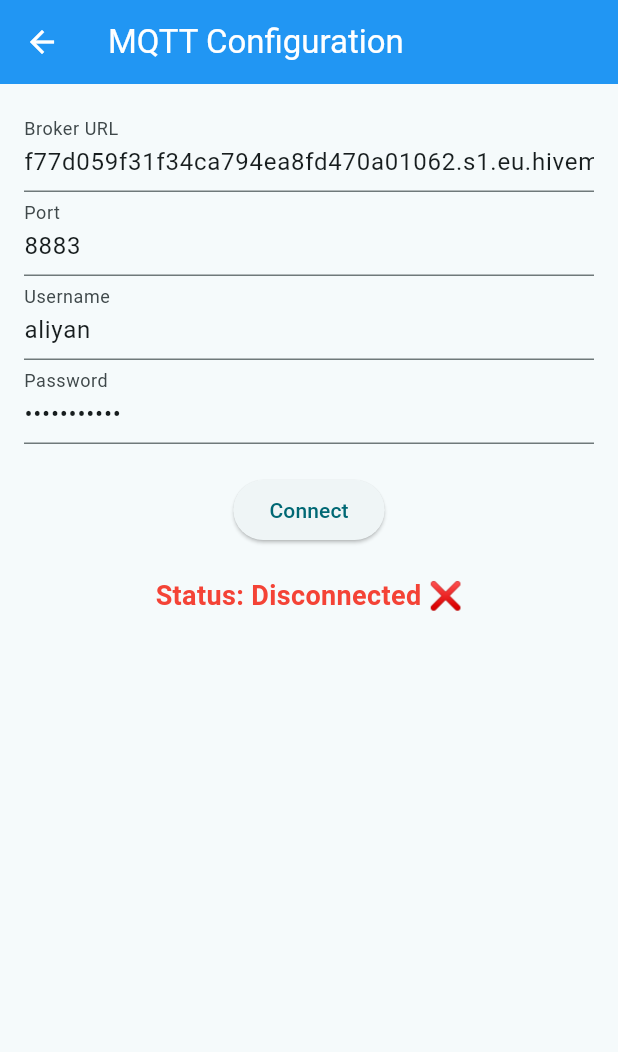
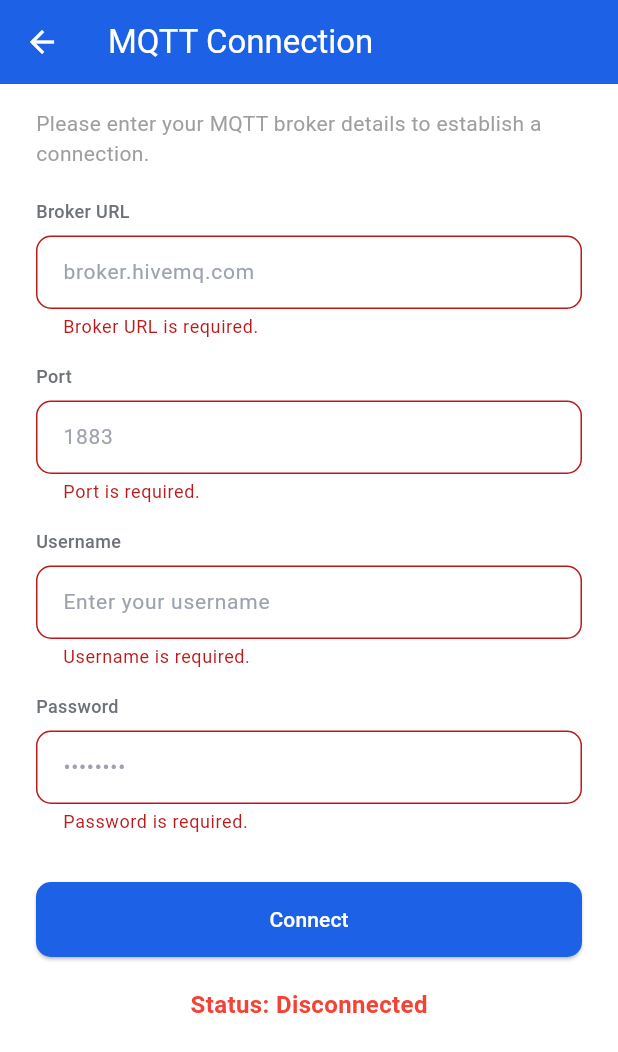
Before and after one commit to aliyansajid/rotorsync-admin, a Flutter app: the MqttScreen screen opened directly, after a tap on "Connect", on a phone screen of 412 x 824 dp. Shown: the top 1052 px of the screen. Run offline on Flutter 3.47's test engine with Material 3 defaults, Android fonts, the phone set to English and light mode, and no system bars; our stand-ins replace cloud_firestore, firebase_auth, firebase_core; missing offline and left inert: mqtt_client; accounts and stored records are empty.

```diff
--- a/lib/screens/mqtt_screen.dart
+++ b/lib/screens/mqtt_screen.dart
@@ -1,6 +1,5 @@
 import 'package:flutter/material.dart';
-import 'package:mqtt_client/mqtt_client.dart';
-import 'package:mqtt_client/mqtt_server_client.dart';
+import '../services/mqtt_service.dart'; // Import the MQTTService class
 
 class MqttScreen extends StatefulWidget {
   const MqttScreen({Key? key}) : super(key: key);
@@ -10,123 +9,249 @@ class MqttScreen extends StatefulWidget {
 }
 
 class _MqttScreenState extends State<MqttScreen> {
-  final TextEditingController brokerController = TextEditingController(
-      text: "f77d059f31f34ca794ea8fd470a01062.s1.eu.hivemq.cloud");
-  final TextEditingController portController =
-      TextEditingController(text: "8883");
-  final TextEditingController usernameController =
-      TextEditingController(text: "aliyan");
-  final TextEditingController passwordController =
-      TextEditingController(text: "Aliyan2003#");
+  final TextEditingController brokerController = TextEditingController();
+  final TextEditingController portController = TextEditingController();
+  final TextEditingController usernameController = TextEditingController();
+  final TextEditingController passwordController = TextEditingController();
 
-  MqttServerClient? client;
-  String connectionStatus = "Disconnected ❌";
+  final GlobalKey<FormState> _formKey = GlobalKey<FormState>();
+  bool _isLoading = false;
+
+  final MQTTService _mqttService = MQTTService();
+
+  @override
+  void initState() {
+    super.initState();
+    _updateConnectionStatus();
+  }
+
+  void _updateConnectionStatus() {
+    setState(() {
+      _isLoading = false;
+    });
+  }
 
   Future<void> connectMQTT() async {
+    setState(() {
+      _isLoading = true;
+    });
+
+    if (!_formKey.currentState!.validate()) {
+      setState(() {
+        _isLoading = false;
+      });
+      return;
+    }
+
     String broker = brokerController.text.trim();
     int port = int.tryParse(portController.text) ?? 8883;
     String username = usernameController.text.trim();
     String password = passwordController.text.trim();
 
-    // Remove invalid prefixes
-    broker = broker.replaceAll(RegExp(r'^(https://|mqtt://)'), '');
+    await _mqttService.connect(broker, port, username, password);
+    _updateConnectionStatus();
+  }
 
-    client = MqttServerClient(broker, '');
-    client!.port = port;
-    client!.secure = true; // Enable TLS
-    client!.keepAlivePeriod = 30; // Keep alive
-    client!.logging(on: true);
-
-    // Set MQTT v3.1.1 (same as HiveMQ Cloud)
-    client!.setProtocolV311();
-
-    // Callbacks
-    client!.onConnected = () {
-      setState(() {
-        connectionStatus = "Connected ✅";
-      });
-      print("✅ MQTT Connected!");
-    };
-
-    client!.onDisconnected = () {
-      setState(() {
-        connectionStatus = "Disconnected ❌";
-      });
-      print("❌ MQTT Disconnected!");
-    };
-
-    // Connection message with unique client ID
-    final connMessage = MqttConnectMessage()
-        .withClientIdentifier(
-            'flutter_client_${DateTime.now().millisecondsSinceEpoch}')
-        .authenticateAs(username, password)
-        .keepAliveFor(30)
-        .startClean()
-        .withWillQos(MqttQos.atLeastOnce);
-
-    client!.connectionMessage = connMessage;
-
-    try {
-      print("🔌 Connecting to broker: $broker on port $port...");
-      await client!.connect();
-    } catch (e) {
-      setState(() {
-        connectionStatus = "Failed to connect ❌";
-      });
-      print("⚠️ Connection failed: $e");
-      client!.disconnect();
-    }
+  void disconnectMQTT() {
+    _mqttService.disconnect();
+    _updateConnectionStatus();
   }
 
   @override
   Widget build(BuildContext context) {
-    return Scaffold(
+    return GestureDetector(
+      onTap: () => FocusScope.of(context).unfocus(),
+      child: Scaffold(
+        backgroundColor: Colors.white,
         appBar: AppBar(
-        title: const Text("MQTT Configuration"),
-        backgroundColor: Colors.blue,
+          title: const Text("MQTT Connection"),
+          backgroundColor: const Color(0xFF1D61E7),
           foregroundColor: Colors.white,
         ),
-      body: Padding(
-        padding: const EdgeInsets.all(16.0),
+        body: SingleChildScrollView(
+          child: Padding(
+            padding:
+                const EdgeInsets.symmetric(horizontal: 24.0, vertical: 16.0),
+            child: Form(
+              key: _formKey,
               child: Column(
+                crossAxisAlignment: CrossAxisAlignment.start,
                 children: [
-            TextField(
-              controller: brokerController,
-              decoration: const InputDecoration(labelText: "Broker URL"),
+                  const Text(
+                    "Please enter your MQTT broker details to establish a connection.",
+                    style: TextStyle(
+                      fontSize: 14,
+                      color: Colors.grey,
                     ),
-            TextField(
-              controller: portController,
-              decoration: const InputDecoration(labelText: "Port"),
-              keyboardType: TextInputType.number,
-            ),
-            TextField(
-              controller: usernameController,
-              decoration: const InputDecoration(labelText: "Username"),
-            ),
-            TextField(
-              controller: passwordController,
-              decoration: const InputDecoration(labelText: "Password"),
-              obscureText: true,
                   ),
                   const SizedBox(height: 20),
-            ElevatedButton(
-              onPressed: connectMQTT,
-              child: const Text("Connect"),
+                  _buildLabel("Broker URL"),
+                  const SizedBox(height: 8),
+                  _buildInputField(
+                    controller: brokerController,
+                    hintText: "broker.hivemq.com",
+                    keyboardType: TextInputType.url,
+                    enabled: !_mqttService.isConnected,
+                    validator: (value) =>
+                        value!.isEmpty ? "Broker URL is required." : null,
+                  ),
+                  const SizedBox(height: 16),
+                  _buildLabel("Port"),
+                  const SizedBox(height: 8),
+                  _buildInputField(
+                    controller: portController,
+                    hintText: "1883",
+                    keyboardType: TextInputType.number,
+                    enabled: !_mqttService.isConnected,
+                    validator: (value) =>
+                        value!.isEmpty ? "Port is required." : null,
+                  ),
+                  const SizedBox(height: 16),
+                  _buildLabel("Username"),
+                  const SizedBox(height: 8),
+                  _buildInputField(
+                    controller: usernameController,
+                    hintText: "Enter your username",
+                    enabled: !_mqttService.isConnected,
+                    validator: (value) =>
+                        value!.isEmpty ? "Username is required." : null,
+                  ),
+                  const SizedBox(height: 16),
+                  _buildLabel("Password"),
+                  const SizedBox(height: 8),
+                  _buildInputField(
+                    controller: passwordController,
+                    hintText: "••••••••",
+                    isPassword: true,
+                    enabled: !_mqttService.isConnected,
+                    validator: (value) =>
+                        value!.isEmpty ? "Password is required." : null,
+                  ),
+                  const SizedBox(height: 32),
+                  SizedBox(
+                    width: double.infinity,
+                    height: 50,
+                    child: ElevatedButton(
+                      style: ElevatedButton.styleFrom(
+                        shape: RoundedRectangleBorder(
+                          borderRadius: BorderRadius.circular(10),
+                        ),
+                        backgroundColor: const Color(0xFF1D61E7),
+                      ),
+                      onPressed: _isLoading
+                          ? null
+                          : _mqttService.isConnected
+                              ? disconnectMQTT
+                              : connectMQTT,
+                      child: _isLoading
+                          ? const SizedBox(
+                              width: 24,
+                              height: 24,
+                              child: CircularProgressIndicator(
+                                color: Colors.white,
+                                strokeWidth: 2,
+                              ),
+                            )
+                          : Text(
+                              _mqttService.isConnected
+                                  ? "Disconnect"
+                                  : "Connect",
+                              style: const TextStyle(
+                                fontSize: 14,
+                                fontWeight: FontWeight.w500,
+                                color: Colors.white,
+                              ),
+                            ),
+                    ),
                   ),
                   const SizedBox(height: 20),
-            Text(
-              "Status: $connectionStatus",
+                  Center(
+                    child: Text(
+                      _mqttService.isConnected
+                          ? "Status: Connected"
+                          : "Status: Disconnected",
                       style: TextStyle(
-                fontSize: 18,
+                        fontSize: 16,
                         fontWeight: FontWeight.bold,
-                color: connectionStatus.contains("Connected")
+                        color: _mqttService.isConnected
                             ? Colors.green
                             : Colors.red,
+                      ),
                     ),
                   ),
                 ],
               ),
             ),
+          ),
+        ),
+      ),
+    );
+  }
+
+  Widget _buildLabel(String labelText) {
+    return Text(
+      labelText,
+      style: const TextStyle(
+        fontSize: 12,
+        fontWeight: FontWeight.w500,
+        color: Color(0xFF6C7278),
+      ),
+    );
+  }
+
+  Widget _buildInputField({
+    required TextEditingController controller,
+    required String hintText,
+    FocusNode? focusNode,
+    TextInputType keyboardType = TextInputType.text,
+    bool isPassword = false,
+    String? Function(String?)? validator,
+    bool enabled = true,
+  }) {
+    return TextFormField(
+      controller: controller,
+      focusNode: focusNode,
+      obscureText: isPassword,
+      keyboardType: keyboardType,
+      validator: validator,
+      enabled: enabled,
+      cursorColor: Colors.black,
+      decoration: InputDecoration(
+        hintText: hintText,
+        hintStyle: const TextStyle(
+          color: Color(0xFF9CA3AF),
+          fontSize: 14,
+        ),
+        filled: true,
+        fillColor: Colors.white,
+        border: OutlineInputBorder(
+          borderRadius: BorderRadius.circular(10),
+          borderSide: const BorderSide(
+            color: Color(0xFFEDF1F3),
+          ),
+        ),
+        enabledBorder: OutlineInputBorder(
+          borderRadius: BorderRadius.circular(10),
+          borderSide: const BorderSide(
+            color: Color(0xFFEDF1F3),
+          ),
+        ),
+        focusedBorder: OutlineInputBorder(
+          borderRadius: BorderRadius.circular(10),
+          borderSide: const BorderSide(
+            color: Color(0xFF1D61E7),
+            width: 2,
+          ),
+        ),
+        contentPadding: const EdgeInsets.symmetric(
+          horizontal: 14,
+          vertical: 14,
+        ),
+      ),
+      style: const TextStyle(
+        fontSize: 14,
+        color: Color(0xFF1A1C1E),
+      ),
     );
   }
 }
--- /dev/null
+++ b/lib/services/mqtt_service.dart
@@ -0,0 +1,61 @@
+import 'dart:io';
+import 'package:mqtt_client/mqtt_client.dart';
+import 'package:mqtt_client/mqtt_server_client.dart';
+
+class MQTTService {
+  static final MQTTService _instance = MQTTService._internal();
+
+  factory MQTTService() => _instance;
+
+  MQTTService._internal();
+
+  MqttServerClient? _client;
+  bool _isConnected = false;
+
+  bool get isConnected => _isConnected;
+
+  Future<void> connect(
+      String broker, int port, String username, String password) async {
+    if (_client == null) {
+      _client = MqttServerClient.withPort(broker, 'mqtt_flutter_client', port);
+      _client!.secure = true;
+      _client!.securityContext = SecurityContext.defaultContext; // TLS context
+      _client!.logging(on: true);
+      _client!.keepAlivePeriod = 20;
+
+      _client!.onDisconnected = _onDisconnected;
+      _client!.onConnected = _onConnected;
+    }
+
+    if (_client!.connectionStatus?.state == MqttConnectionState.connected) {
+      return; // Already connected
+    }
+
+    try {
+      await _client!.connect(username, password);
+    } on NoConnectionException catch (e) {
+      print('🚫 No connection: $e');
+      _client!.disconnect();
+    } on SocketException catch (e) {
+      print('🚫 Socket exception: $e');
+      _client!.disconnect();
+    } catch (e) {
+      print('🚫 Unexpected exception: $e');
+      _client!.disconnect();
+    }
+  }
+
+  void disconnect() {
+    _client?.disconnect();
+  }
+
+  void _onDisconnected() {
+    _isConnected = false;
+    print('Disconnected from broker');
+  }
+
+  void _onConnected() {
+    _isConnected = true;
+    print('Connected to broker');
+  }
+}
--- a/pubspec.yaml
+++ b/pubspec.yaml
@@ -17,6 +17,7 @@ dependencies:
   firebase_auth: ^5.4.1
   cloud_firestore: ^5.6.2
   mqtt_client: ^10.5.1
+  shared_preferences: ^2.4.0
 
 dev_dependencies:
   flutter_test:
```
Also changed, not shown: pubspec.lock, 1 other file. Lines whose indentation alone changed are shown as unchanged.
